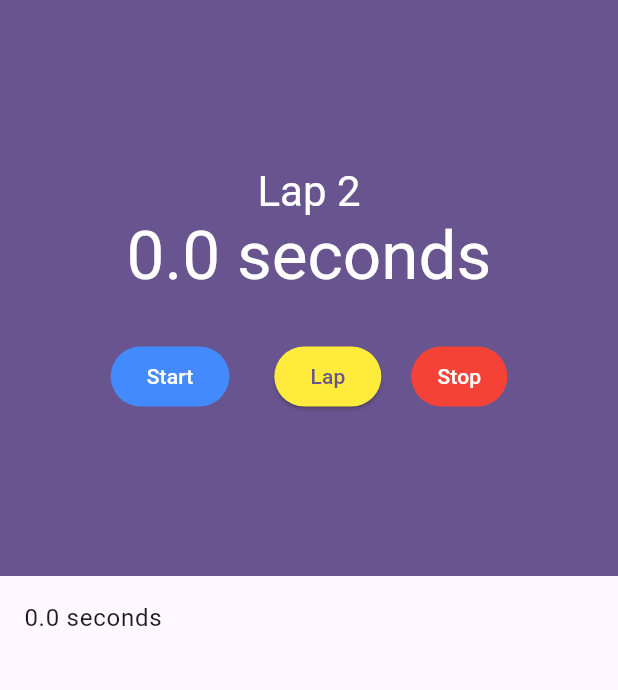
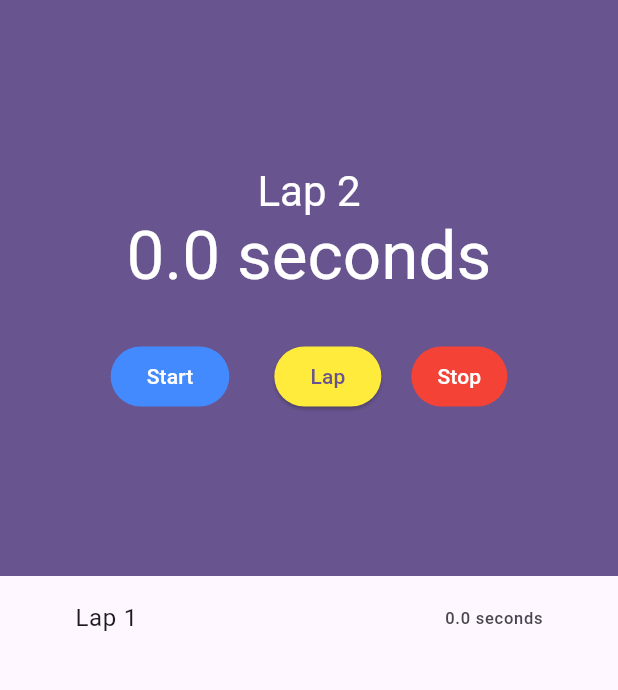
Before and after one commit to Wil-Wena/stopwatch, a Flutter app: the screen it shows after launch, after a tap on "Lap", on a phone screen of 412 x 824 dp, the part 84-774 px from its top. Run offline on Flutter 3.47's test engine with Material 2 defaults, Android fonts, the phone set to English and light mode, and no system bars.

Commit message:
ListView updated

```diff
--- a/lib/stopwatch.dart
+++ b/lib/stopwatch.dart
@@ -53,14 +53,18 @@ class _StopWatchState extends State<StopWatch> {
   @override
   Widget build(BuildContext context) {
     Widget buildLapDisplay() {
-      return ListView(
-        physics: BouncingScrollPhysics(),
-        children: [
-          for (int milliseconds in laps)
-            ListTile(
-              title: Text(secondsText(milliseconds)),
-            )
-        ],
+      return Scrollbar(
+        child: ListView.builder(
+            itemCount: laps.length,
+            physics: const BouncingScrollPhysics(),
+            itemBuilder: (context, index) {
+              final milliseconds = laps[index];
+              return ListTile(
+                contentPadding: const EdgeInsets.symmetric(horizontal: 50),
+                title: Text("Lap ${index + 1}"),
+                trailing: Text(secondsText(milliseconds)),
+              );
+            }),
       );
     }
 
@@ -72,7 +76,7 @@ class _StopWatchState extends State<StopWatch> {
 
     return Scaffold(
       appBar: AppBar(
-        title: Center(child: const Text("Stopwatch")),
+        title: const Center(child: Text("Stopwatch")),
       ),
       body: Column(
         children: [
@@ -127,11 +131,11 @@ class _StopWatchState extends State<StopWatch> {
         const SizedBox(width: 30),
         ElevatedButton(
           onPressed: isTicking ? lap : null,
-          child: Text('Lap'),
+          child: const Text('Lap'),
           style: ButtonStyle(
               backgroundColor: MaterialStateProperty.all(Colors.yellow)),
         ),
-        SizedBox(
+        const SizedBox(
           width: 20,
         ),
         TextButton(
```
